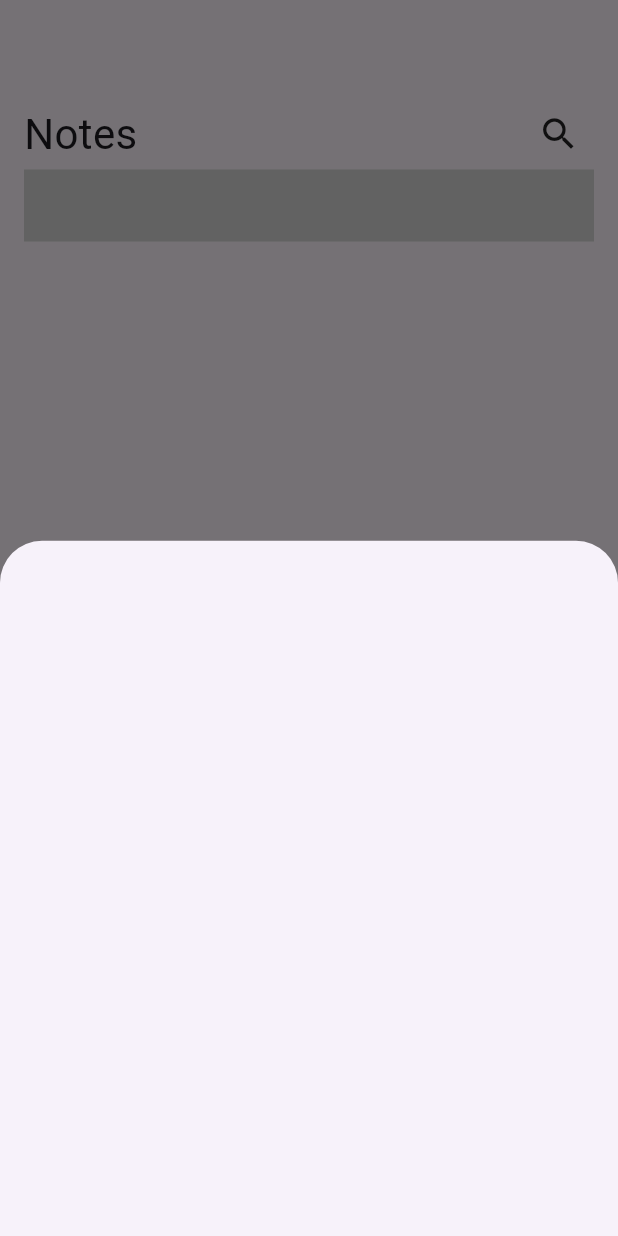
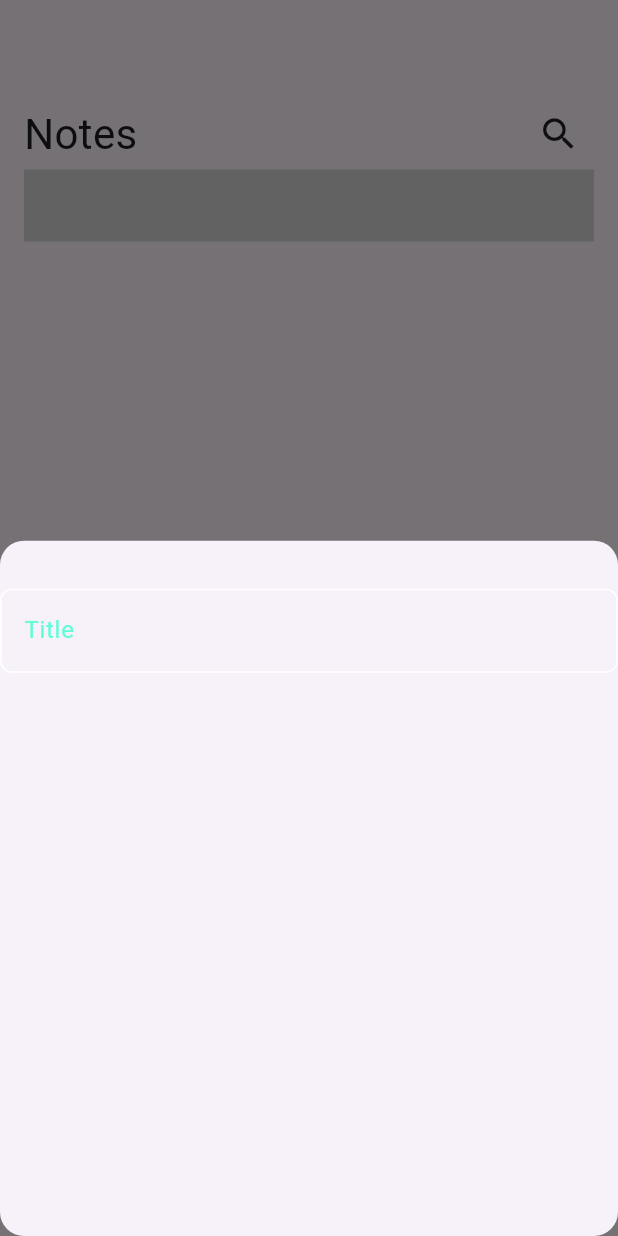
Before and after one commit to AbdulRhman10-hub/Notes_App, a Flutter app: the screen it shows after launch, after a tap on the "add" icon, on a phone screen of 412 x 824 dp. Run offline on Flutter 3.47's test engine with Material 3 defaults, Android fonts, the phone set to English and light mode, and no system bars; statements that could not run were skipped.

Commit message:
CustomTextField

```diff
--- /dev/null
+++ b/lib/constants/constant_colors.dart
@@ -0,0 +1,2 @@
+import 'dart:ui';
+const kPrimaryColor = Color(0xff62FCD7);
--- a/lib/core/widgets/AddNoteBottomSheet.dart
+++ b/lib/core/widgets/AddNoteBottomSheet.dart
@@ -1,10 +1,19 @@
 import 'package:flutter/cupertino.dart';
+import 'package:flutter/material.dart';
+
+import '../../constants/constant_colors.dart';
+import 'CustomTextField.dart';
 
 class AddNoteBottomSheet extends StatelessWidget {
   const AddNoteBottomSheet({super.key});
 
   @override
   Widget build(BuildContext context) {
-    return Container();
+    return Column(
+      children: [
+        SizedBox( height: 32,),
+        CustomTextField(),
+      ],
+    );
   }
 }
--- /dev/null
+++ b/lib/core/widgets/CustomTextField.dart
@@ -0,0 +1,28 @@
+import 'package:flutter/cupertino.dart';
+import 'package:flutter/material.dart';
+import 'package:flutter/painting.dart';
+import 'package:note_app/constants/constant_colors.dart';
+
+class CustomTextField extends StatelessWidget {
+  const CustomTextField({super.key});
+
+  @override
+  Widget build(BuildContext context) {
+    return  TextField(
+      cursorColor: kPrimaryColor,
+      decoration: InputDecoration(
+        border: buildBorder(),
+        enabledBorder: buildBorder(),
+        focusedBorder: buildBorder(kPrimaryColor),
+        hintText: 'Title',
+        hintStyle: TextStyle(color: kPrimaryColor),
+      ),
+    );
+  }
+  OutlineInputBorder buildBorder([color]){
+    return OutlineInputBorder(
+        borderRadius: BorderRadius.circular(8),
+        borderSide: BorderSide(color: color ?? Colors.white)
+    );
+  }
+}
--- a/lib/features/ui/note_app_view.dart
+++ b/lib/features/ui/note_app_view.dart
@@ -17,7 +17,12 @@ class _note_app_viewState extends State<note_app_view> {
     return  Scaffold(
       floatingActionButton: FloatingActionButton(
         onPressed: (){
-          showModalBottomSheet(context: context, builder: (context){
+          showModalBottomSheet(
+            shape: RoundedRectangleBorder(
+              borderRadius: BorderRadius.circular(16),
+            ),
+              context: context,
+              builder: (context){
             return const AddNoteBottomSheet();
           });
         },
```
